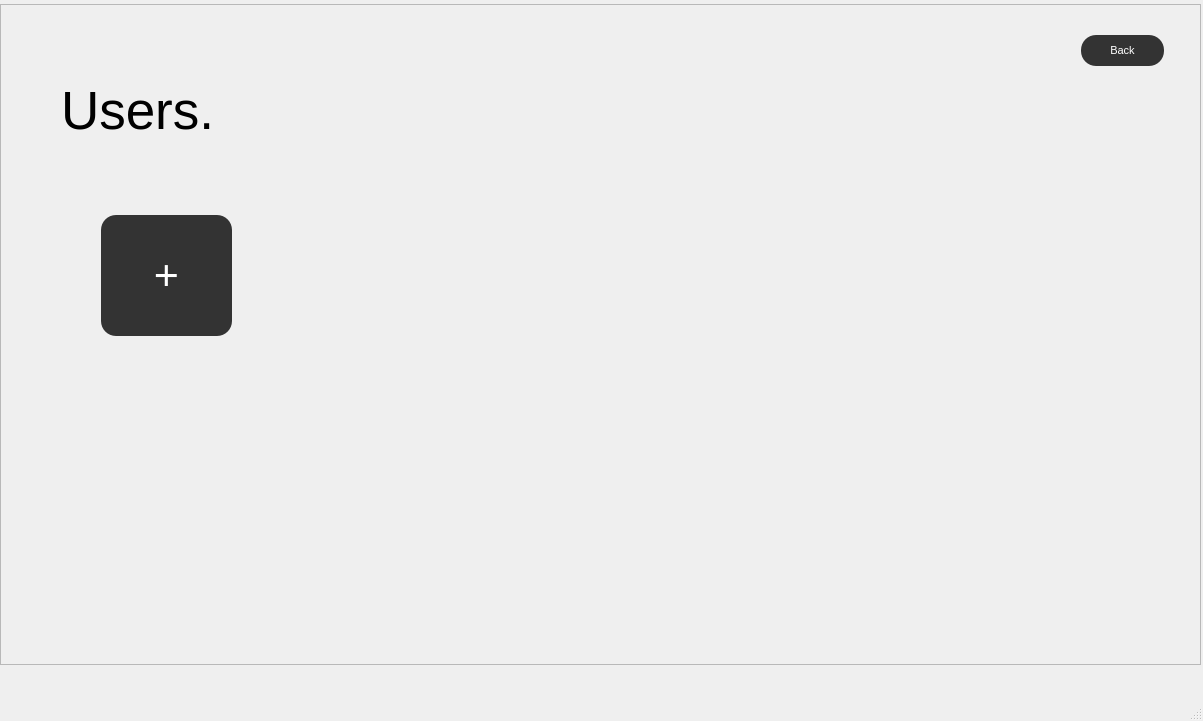
amroomargit/Forge, file code/userswindow.ui: the form before one commit.
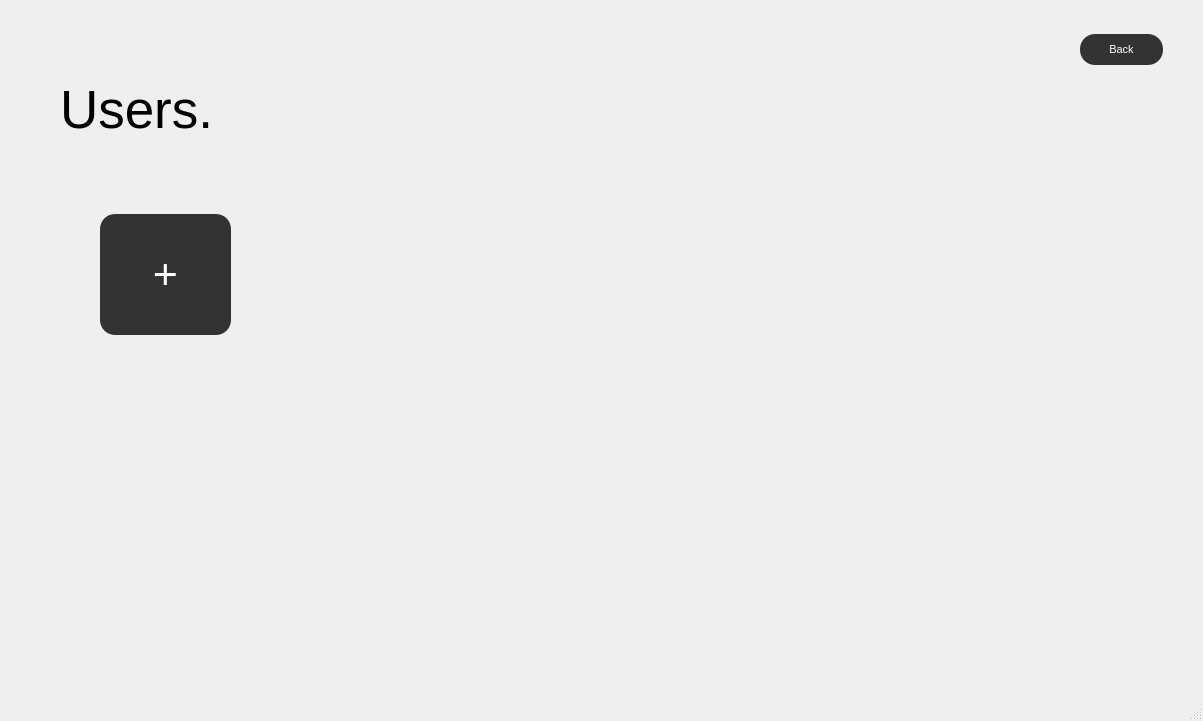
The form after the commit. Icons and pictures are not drawn.

Commit message: Add userswindow dynamic user addition, and returninguser password protected user accounts

The edit to the form file:
```diff
--- a/code/userswindow.ui
+++ b/code/userswindow.ui
@@ -27,6 +27,9 @@
       <height>661</height>
      </rect>
     </property>
+    <property name="frameShape">
+     <enum>QFrame::Shape::NoFrame</enum>
+    </property>
     <property name="widgetResizable">
      <bool>true</bool>
     </property>
@@ -35,8 +38,8 @@
       <rect>
        <x>0</x>
        <y>0</y>
-       <width>1199</width>
-       <height>659</height>
+       <width>1201</width>
+       <height>661</height>
       </rect>
      </property>
      <widget class="QPushButton" name="backButton">
```
The commit also changes 34 other files.
